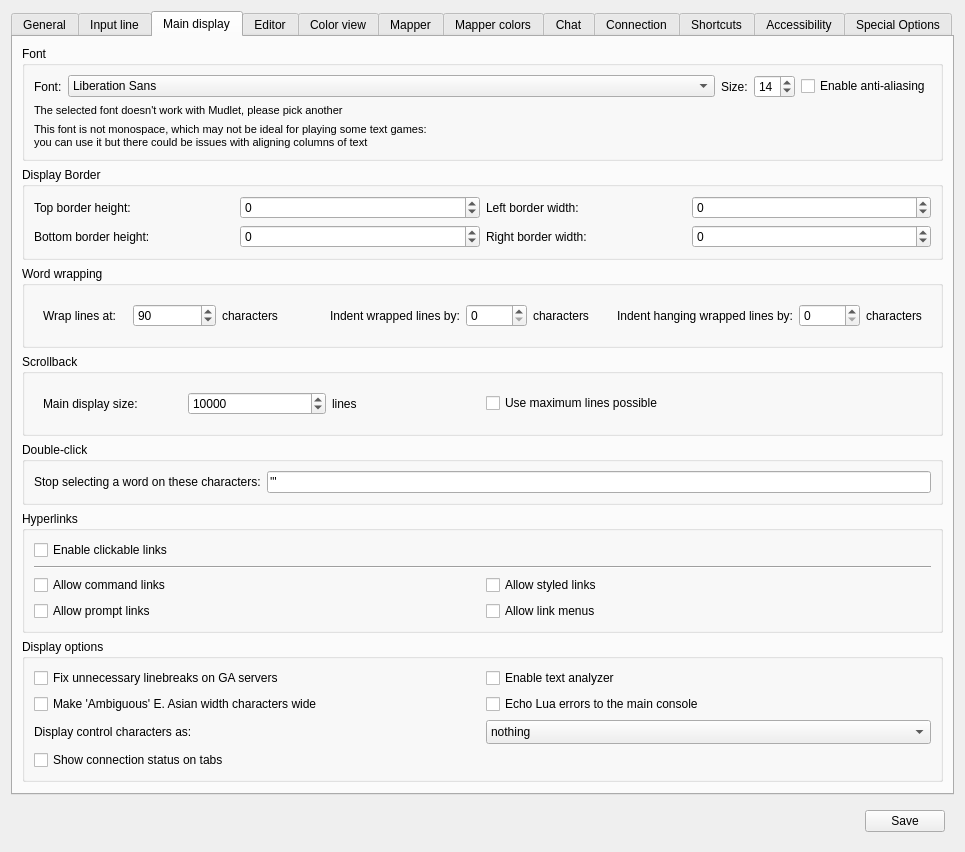
This is src/ui/profile_preferences.ui in Mudlet/Mudlet as Qt 5 draws it before an edit. The edited form follows.
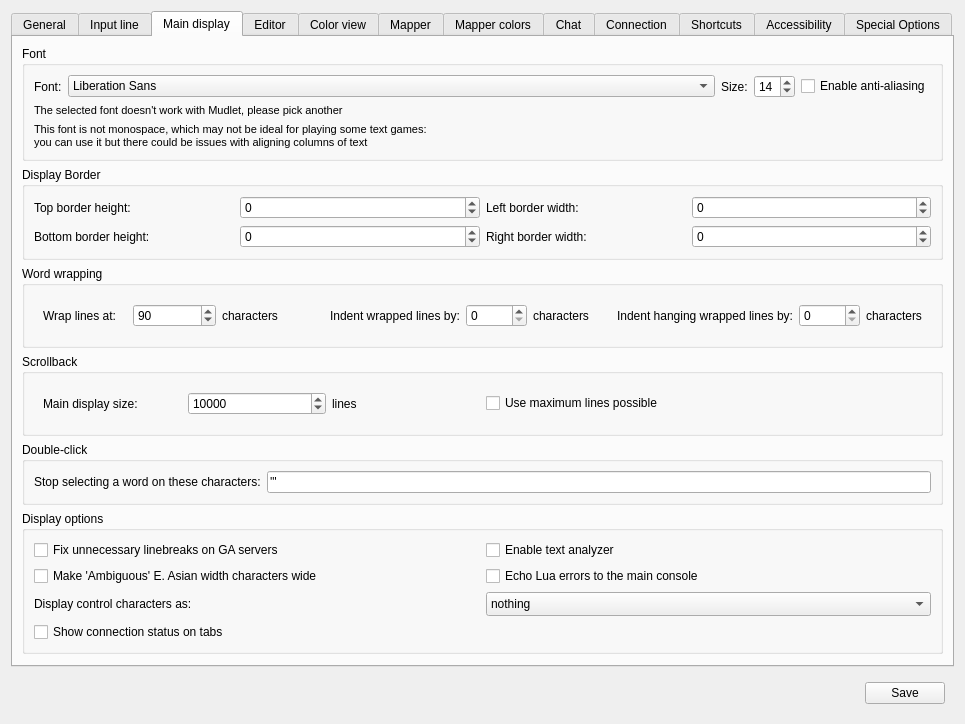
This is the edited form. Icons and pictures are not drawn. Custom widgets are drawn as their Qt base class.

Commit message: Remove hyperlink feature flags and simplify OSC 8 system

```diff
--- a/src/ui/profile_preferences.ui
+++ b/src/ui/profile_preferences.ui
@@ -1354,72 +1354,7 @@
          </layout>
         </widget>
        </item>
-       <item>
-        <widget class="QGroupBox" name="groupBox_hyperlinks">
-         <property name="title">
-          <string>Hyperlinks</string>
-         </property>
-         <layout class="QGridLayout" name="gridLayout_groupBox_hyperlinks">
-          <item row="0" column="0" colspan="2">
-           <widget class="QCheckBox" name="checkBox_supportHyperlinks">
-            <property name="toolTip">
-             <string>&lt;p&gt;Enable clickable links in game text. Uncheck to disable all hyperlink features.&lt;/p&gt;</string>
-            </property>
-            <property name="text">
-             <string>Enable clickable links</string>
-            </property>
-           </widget>
-          </item>
-          <item row="1" column="0" colspan="2">
-           <widget class="Line" name="line_hyperlinksSeparator">
-            <property name="orientation">
-             <enum>Qt::Orientation::Horizontal</enum>
-            </property>
-           </widget>
-          </item>
-          <item row="2" column="0">
-           <widget class="QCheckBox" name="checkBox_supportHyperlinksSend">
-            <property name="toolTip">
-             <string>&lt;p&gt;Allow links that send commands when clicked.&lt;/p&gt;</string>
-            </property>
-            <property name="text">
-             <string>Allow command links</string>
-            </property>
-           </widget>
-          </item>
-          <item row="2" column="1">
-           <widget class="QCheckBox" name="checkBox_supportHyperlinksStyle">
-            <property name="toolTip">
-             <string>&lt;p&gt;Allow links to have custom colors and styling.&lt;/p&gt;</string>
-            </property>
-            <property name="text">
-             <string>Allow styled links</string>
-            </property>
-           </widget>
-          </item>
-          <item row="3" column="0">
-           <widget class="QCheckBox" name="checkBox_supportHyperlinksPrompt">
-            <property name="toolTip">
-             <string>&lt;p&gt;Allow links that fill the command line when clicked.&lt;/p&gt;</string>
-            </property>
-            <property name="text">
-             <string>Allow prompt links</string>
-            </property>
-           </widget>
-          </item>
-          <item row="3" column="1">
-           <widget class="QCheckBox" name="checkBox_supportHyperlinksMenu">
-            <property name="toolTip">
-             <string>&lt;p&gt;Allow links with right-click menus.&lt;/p&gt;</string>
-            </property>
-            <property name="text">
-             <string>Allow link menus</string>
-            </property>
-           </widget>
-          </item>
-         </layout>
-        </widget>
-       </item>
+
        <item>
         <widget class="QGroupBox" name="groupBox_displayOptions">
          <property name="title">
```
Left out of the diff: 5 changed lines with no effect on the pictures. The commit also changes 8 other files.
